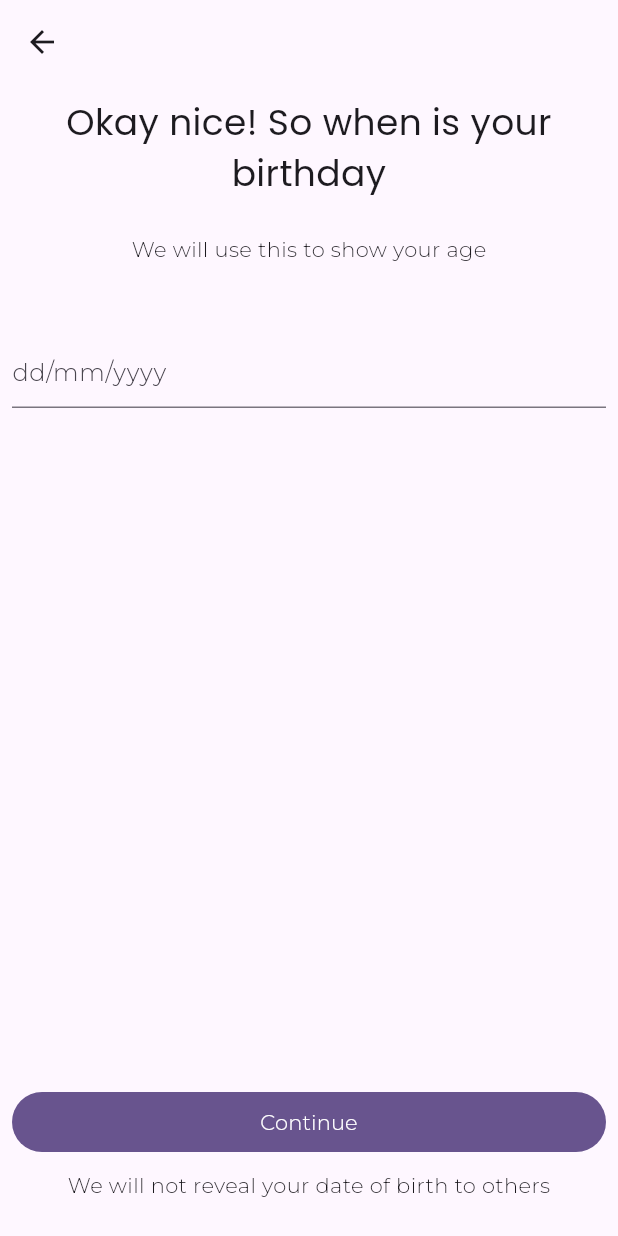
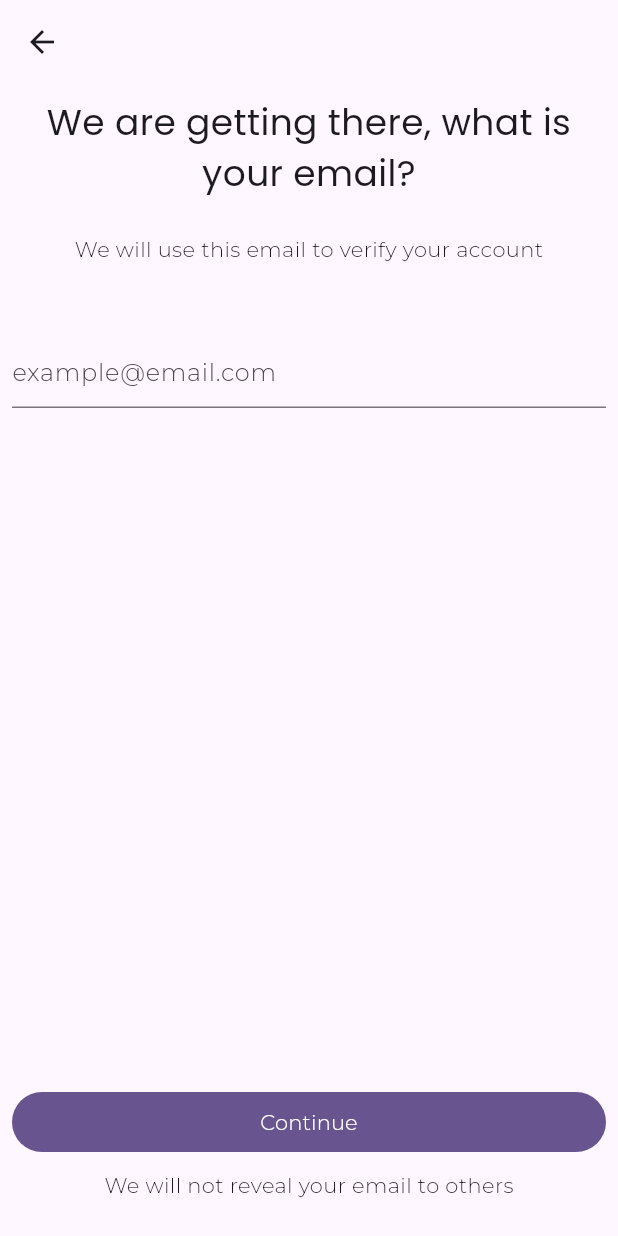
Before and after one commit to elsonkhoza/duulo-app, a Flutter app: the SignupAgePage screen opened directly, after a tap on "Continue", on a phone screen of 412 x 824 dp. Run offline on Flutter 3.47's test engine with Material 2 defaults, Android fonts, the phone set to English and light mode, and no system bars; project files that could hold a hidden picture were left out.

```diff
--- a/lib/modules/auth/signup/ui/page/signup_age_page.dart
+++ b/lib/modules/auth/signup/ui/page/signup_age_page.dart
@@ -1,4 +1,5 @@
 import 'package:app/constants/constants.dart';
+import 'package:app/modules/auth/signup/ui/page/signup_email_page.dart';
 import 'package:app/shared/widgets/custom_text_widget.dart';
 import 'package:flutter/material.dart';
 
@@ -16,7 +17,7 @@ class SignupAgePage extends StatelessWidget {
           child: Column(
             mainAxisAlignment: MainAxisAlignment.start,
             children: [
-              const CustomHeaderOne(text: "Okay nice! So when is your birthday",
+              const CustomHeaderOne(text: "Okay nice! So when is your birthday?",
               textAlign: TextAlign.center,
               ),
               Space.h24,
@@ -31,7 +32,13 @@ class SignupAgePage extends StatelessWidget {
               const Spacer(),
               SizedBox(
                   width: double.maxFinite,
-                  child: FilledButton(onPressed: (){}, child: Text("Continue"))),
+                  child: FilledButton(onPressed: ()=>{
+                    Navigator.of(context).push(
+                      MaterialPageRoute(
+                        builder: (context) => const SignupEmailOrPhonePage(),
+                      ),
+                    )
+                  }, child: Text("Continue"))),
              Space.h8
               ,
               const Text("We will not reveal your date of birth to others")
--- a/lib/modules/auth/signup/ui/page/signup_email_page.dart
+++ b/lib/modules/auth/signup/ui/page/signup_email_page.dart
@@ -0,0 +1,58 @@
+import 'package:app/constants/constants.dart';
+import 'package:app/modules/home/page/home_page.dart';
+import 'package:app/shared/widgets/custom_text_widget.dart';
+import 'package:flutter/material.dart';
+
+class SignupEmailOrPhonePage extends StatelessWidget {
+  const SignupEmailOrPhonePage({super.key});
+
+  @override
+  Widget build(BuildContext context) {
+    return Scaffold(
+
+      appBar: AppBar(),
+      body: Center(
+        child: Padding(
+          padding: PaddingValues.page,
+          child: Column(
+            mainAxisAlignment: MainAxisAlignment.start,
+            children: [
+              const CustomHeaderOne(text: "We are getting there, what is your email?",
+                textAlign: TextAlign.center,
+              ),
+              Space.h24,
+              const Text("We will use this email to verify your account"),
+              Space.h48,
+              const TextField(
+                decoration: InputDecoration(
+                    hintText: "example@email.com"
+                ),
+              ),
+              Space.h24,
+              const Spacer(),
+              SizedBox(
+                  width: double.maxFinite,
+                  child: FilledButton(
+                      onPressed: ()=>{
+                    Navigator.of(context).push(
+                      MaterialPageRoute(
+                        builder: (context) => const HomePage(),
+                      ),
+                    )
+                  }, child: Text("Continue")
+                  ,
+                  )
+
+              ),
+              Space.h8
+              ,
+              const Text("We will not reveal your email to others")
+
+            ],
+          ),
+        ),
+      ),
+
+    );
+  }
+}
--- a/lib/modules/auth/signup/ui/page/signup_gender_page.dart
+++ b/lib/modules/auth/signup/ui/page/signup_gender_page.dart
@@ -1,5 +1,6 @@
 import 'package:app/constants/constants.dart';
 import 'package:app/modules/auth/signup/ui/page/signup_age_page.dart';
+import 'package:app/modules/auth/signup/ui/page/signup_email_page.dart';
 import 'package:app/modules/auth/signup/ui/widget/gender_choice_widget.dart';
 import 'package:app/modules/auth/signup/ui/widget/show_gender_widget.dart';
 import 'package:app/shared/widgets/custom_text_widget.dart';
--- a/lib/modules/auth/signup/ui/page/signup_username_page.dart
+++ b/lib/modules/auth/signup/ui/page/signup_username_page.dart
@@ -23,11 +23,10 @@ class SignupUsernamePage extends StatelessWidget {
             child: Column(
               mainAxisAlignment: MainAxisAlignment.start,
               children: [
-                Space.h32,
                 const CustomHeaderOne(text:  "Who should we call you?"
                   ,textAlign: TextAlign.center,),
-                Space.h8,
-                Text("This is how you will appear on you profile",
+                Space.h24,
+                const Text("This is how you will appear on you profile",
                 ),
                 Space.h24,
                 const TextField(
```
Also changed, not shown: lib/modules/home/page/home_page.dart (added, +67 -0 lines), lib/modules/home/widget/meet_item_widget.dart (added, +43 -0 lines).
